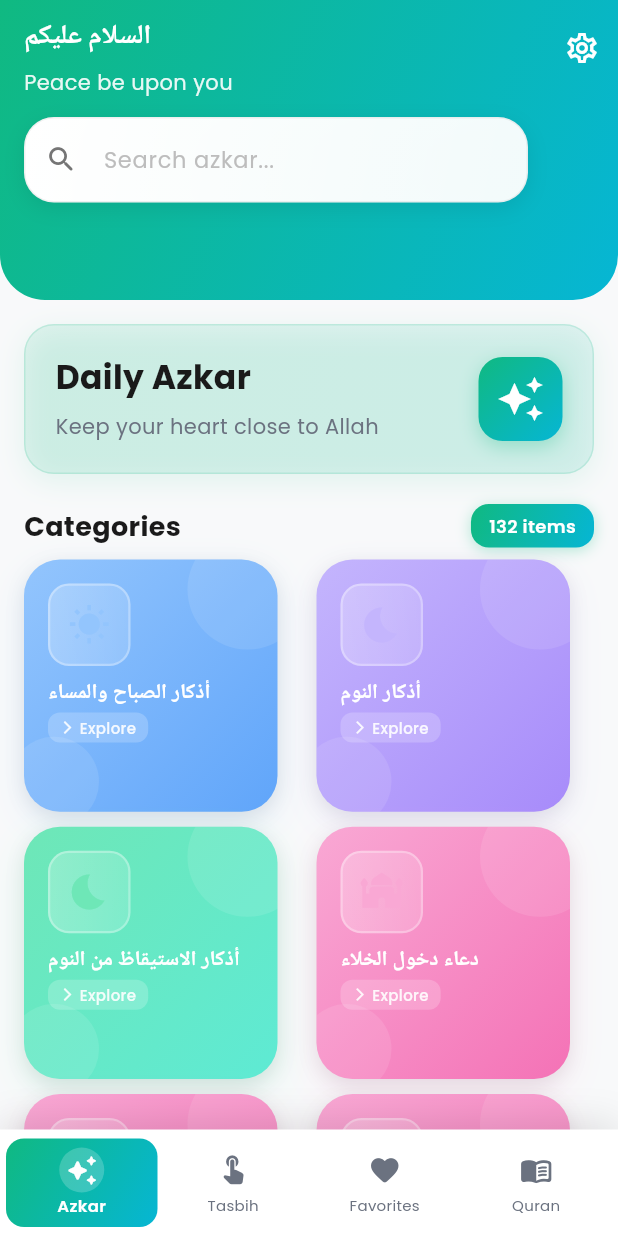
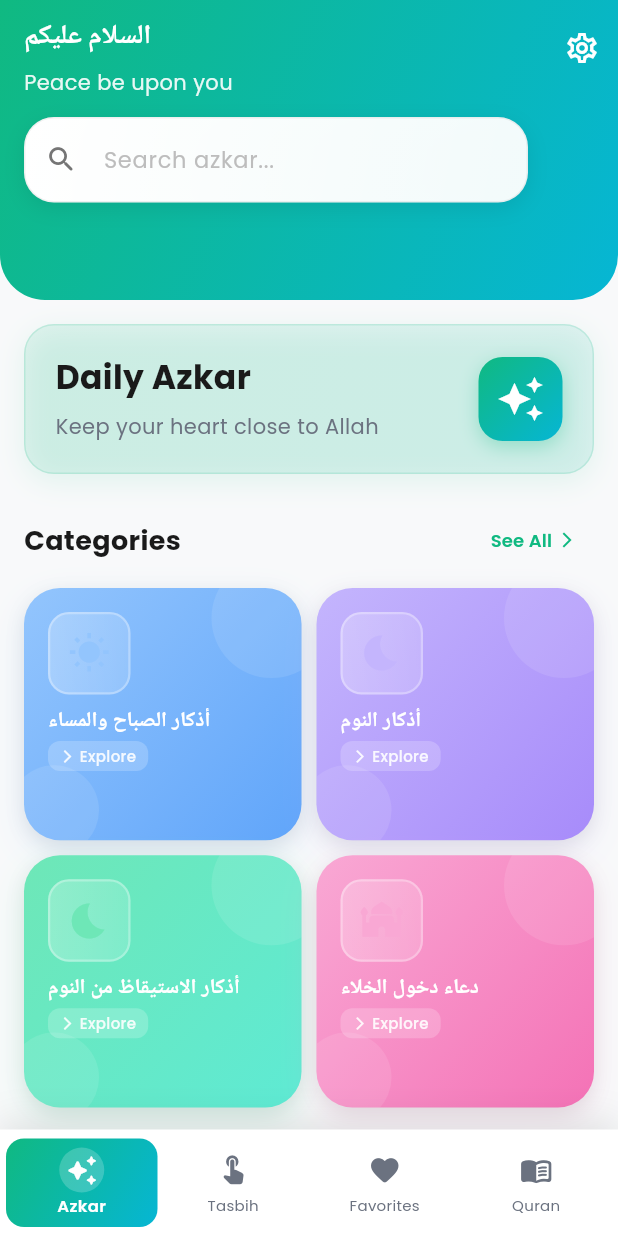
Before and after one commit to khaledebied/bling_azkar, a Flutter app: the screen it shows after launch, on a phone screen of 412 x 824 dp. Run offline on Flutter 3.47's test engine with Material 3 defaults, Android fonts, the phone set to English and light mode, and no system bars; our stand-ins replace dio, flutter_local_notifications, flutter_riverpod, freezed_annotation, geolocator, google_fonts and 8 more; missing offline and left inert: audio_session, flutter_qiblah, quran_library; accounts and stored records are empty; Roboto replaces fonts that are missing (Cairo); statements that could not run were skipped.

Commit message:
feat: Add category navigation and display enhancements in HomeScreen, allowing users to view a limited set of categories with an option to see all, improving user engagement and interface clarity.

```diff
--- a/lib/src/presentation/screens/home_screen.dart
+++ b/lib/src/presentation/screens/home_screen.dart
@@ -13,6 +13,7 @@ import '../../data/services/playlist_service.dart';
 import '../widgets/zikr_list_item.dart';
 import 'zikr_detail_screen.dart';
 import 'settings_screen.dart';
+import 'categories_list_screen.dart';
 
 class HomeScreen extends ConsumerStatefulWidget {
   const HomeScreen({super.key});
@@ -431,6 +432,8 @@ class _HomeScreenState extends ConsumerState<HomeScreen> {
       ),
       data: (allCategories) {
         final categoriesList = allCategories.entries.toList();
+        final displayedCategories = categoriesList.take(4).toList();
+        final hasMoreCategories = categoriesList.length > 4;
 
         return SliverToBoxAdapter(
           child: Column(
@@ -448,25 +451,39 @@ class _HomeScreenState extends ConsumerState<HomeScreen> {
                         fontWeight: FontWeight.bold,
                       ),
                     ),
-                    Container(
+                    if (hasMoreCategories)
+                      TextButton(
+                        onPressed: () {
+                          Navigator.push(
+                            context,
+                            MaterialPageRoute(
+                              builder: (context) => CategoriesListScreen(
+                                categories: categoriesList.map((e) => e.key).toList(),
+                                categoryMap: allCategories,
+                              ),
+                            ),
+                          );
+                        },
+                        style: TextButton.styleFrom(
                           padding: const EdgeInsets.symmetric(horizontal: 12, vertical: 6),
-                      decoration: BoxDecoration(
-                        gradient: AppTheme.primaryGradient,
-                        borderRadius: BorderRadius.circular(12),
-                        boxShadow: [
-                          BoxShadow(
-                            color: AppTheme.primaryGreen.withValues(alpha: 0.3),
-                            blurRadius: 8,
-                            offset: const Offset(0, 2),
+                        ),
+                        child: Row(
+                          mainAxisSize: MainAxisSize.min,
+                          children: [
+                    Text(
+                              'See All',
+                              style: AppTheme.bodySmall.copyWith(
+                                color: AppTheme.primaryGreen,
+                                fontWeight: FontWeight.w600,
+                              ),
+                            ),
+                            const SizedBox(width: 4),
+                            Icon(
+                              Icons.arrow_forward_ios,
+                              size: 12,
+                              color: AppTheme.primaryGreen,
                             ),
                           ],
-                      ),
-                      child: Text(
-                        '${categoriesList.length} items',
-                        style: AppTheme.bodySmall.copyWith(
-                          color: Colors.white,
-                          fontWeight: FontWeight.w600,
-                        ),
                       ),
                     ),
                   ],
@@ -483,9 +500,9 @@ class _HomeScreenState extends ConsumerState<HomeScreen> {
                     mainAxisSpacing: 10,
                     childAspectRatio: 1.1,
                   ),
-                  itemCount: categoriesList.length,
+                  itemCount: displayedCategories.length,
                   itemBuilder: (context, index) {
-                    final entry = categoriesList[index];
+                    final entry = displayedCategories[index];
                     final categoryKey = entry.key;
                     final categoryName = entry.value;
 
--- a/lib/src/presentation/widgets/category_card.dart
+++ b/lib/src/presentation/widgets/category_card.dart
@@ -319,9 +319,9 @@ class _CategoryCardState extends State<CategoryCard>
         child: ScaleTransition(
         scale: _scaleAnimation,
         child: Container(
-          width: 170,
+          width: double.infinity,
           height: 140, // Fixed height to match ListView height
-          margin: const EdgeInsets.only(right: 16),
+          margin: const EdgeInsets.only(bottom: 0),
           decoration: BoxDecoration(
             gradient: isDarkMode ? null : gradient,
             color: isDarkMode ? Theme.of(context).cardColor : null,
```
Also changed, not shown: lib/src/presentation/screens/categories_list_screen.dart (added, +194 -0 lines), lib/src/presentation/screens/settings_screen.dart (+15 -2 lines). Lines whose indentation alone changed are shown as unchanged.
